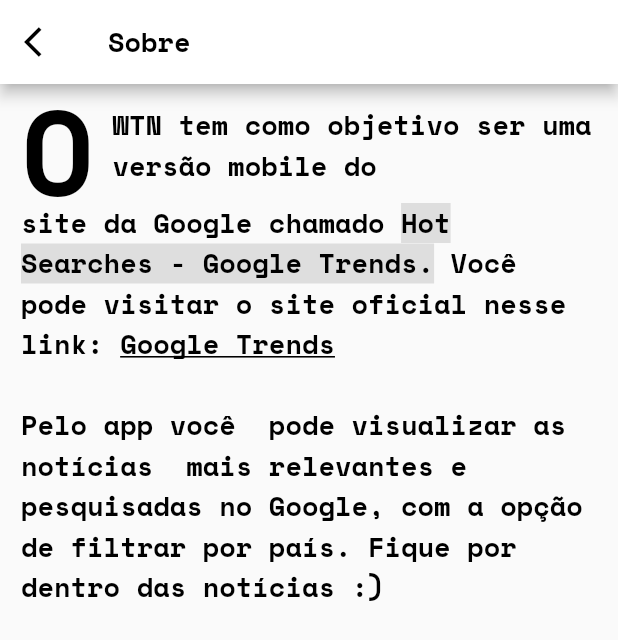
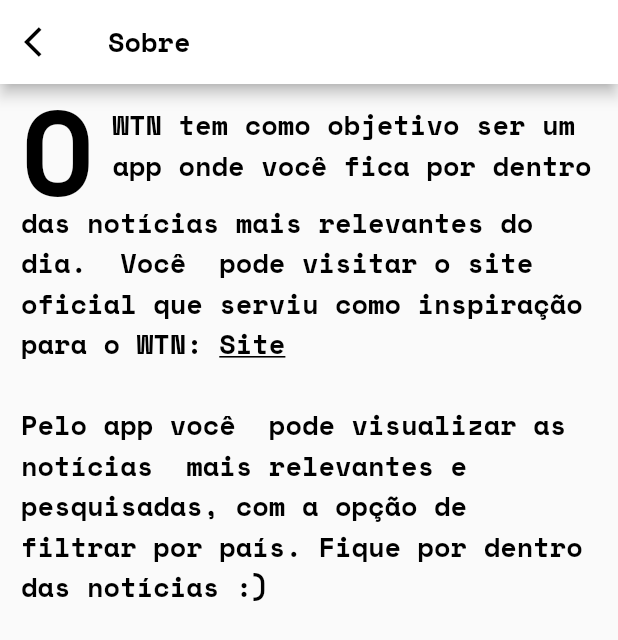
Before and after one commit to joao-cabral/wtn_project, a Flutter app: the AboutView screen opened by its route, on a phone screen of 412 x 824 dp. Shown: the top 640 px of the screen. Run offline on Flutter 3.47's test engine with Material 2 defaults, Android fonts, the phone set to English and light mode, and no system bars; our stand-ins replace animated_text_kit, flutter_local_notifications, flutter_native_timezone, flutter_staggered_animations, google_fonts, google_mobile_ads and 5 more; missing offline and left inert: flutter_email_sender; network calls fail.

Commit message:
fix: change descriptions for submit in Google Play

```diff
--- a/lib/views/menu_views/about_view.dart
+++ b/lib/views/menu_views/about_view.dart
@@ -65,7 +65,7 @@
                     ),
                     Expanded(
                       child: Text(
-                        "WTN tem como objetivo ser uma versão mobile do ",
+                        "WTN tem como objetivo ser um app onde você fica por dentro ",
                         style: GoogleFonts.spaceMono(
                           fontSize: 18,
                           fontWeight: FontWeight.w700,
@@ -81,7 +81,25 @@
                   // style: DefaultTextStyle.of(context).style,
                   children: [
                     TextSpan(
-                      text: "site da Google chamado ",
+                      text: "das notícias mais relevantes do dia. ",
+                      style: GoogleFonts.spaceMono(
+                        fontSize: 18,
+                        fontWeight: FontWeight.w700,
+                        color: Colors.black,
+                      ),
+                    ),
+                    // TextSpan(
+                    //   text: "",
+                    //   style: GoogleFonts.spaceMono(
+                    //     backgroundColor: Colors.grey.withOpacity(0.3),
+                    //     fontSize: 18,
+                    //     fontWeight: FontWeight.w700,
+                    //     color: Colors.black,
+                    //   ),
+                    // ),
+                    TextSpan(
+                      text:
+                          " Você  pode visitar o site oficial que serviu como inspiração para o WTN: ",
                       style: GoogleFonts.spaceMono(
                         fontSize: 18,
                         fontWeight: FontWeight.w700,
@@ -89,24 +107,7 @@
                       ),
                     ),
                     TextSpan(
-                      text: "Hot Searches - Google Trends.",
-                      style: GoogleFonts.spaceMono(
-                        backgroundColor: Colors.grey.withOpacity(0.3),
-                        fontSize: 18,
-                        fontWeight: FontWeight.w700,
-                        color: Colors.black,
-                      ),
-                    ),
-                    TextSpan(
-                      text: " Você  pode visitar o site oficial nesse link: ",
-                      style: GoogleFonts.spaceMono(
-                        fontSize: 18,
-                        fontWeight: FontWeight.w700,
-                        color: Colors.black,
-                      ),
-                    ),
-                    TextSpan(
-                      text: "Google Trends",
+                      text: "Site",
                       style: GoogleFonts.spaceMono(
                           fontSize: 18,
                           fontWeight: FontWeight.w700,
@@ -128,7 +129,7 @@
                     ),
                     TextSpan(
                       text:
-                          "Pelo app você  pode visualizar as notícias  mais relevantes e pesquisadas no Google, com a opção de filtrar por país. Fique por dentro das notícias :)",
+                          "Pelo app você  pode visualizar as notícias  mais relevantes e pesquisadas, com a opção de filtrar por país. Fique por dentro das notícias :)",
                       style: GoogleFonts.spaceMono(
                         fontSize: 18,
                         fontWeight: FontWeight.w700,
```
